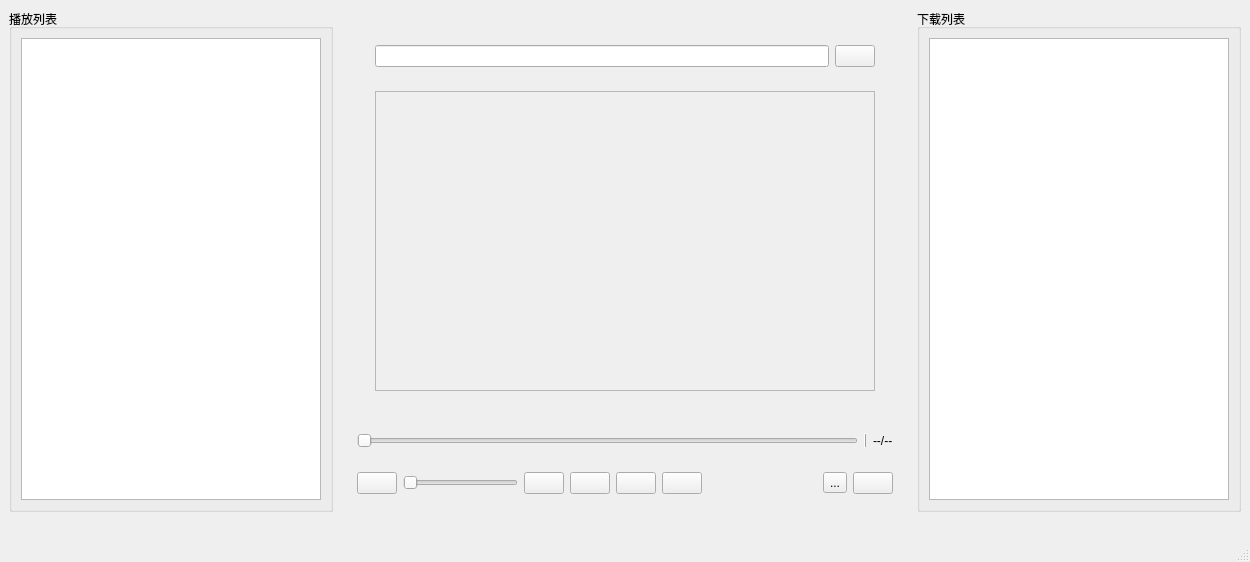
First picture: the form in desktoppet/music/ui_music_player.ui, repository kewuaa/cv_practice, before the edit.
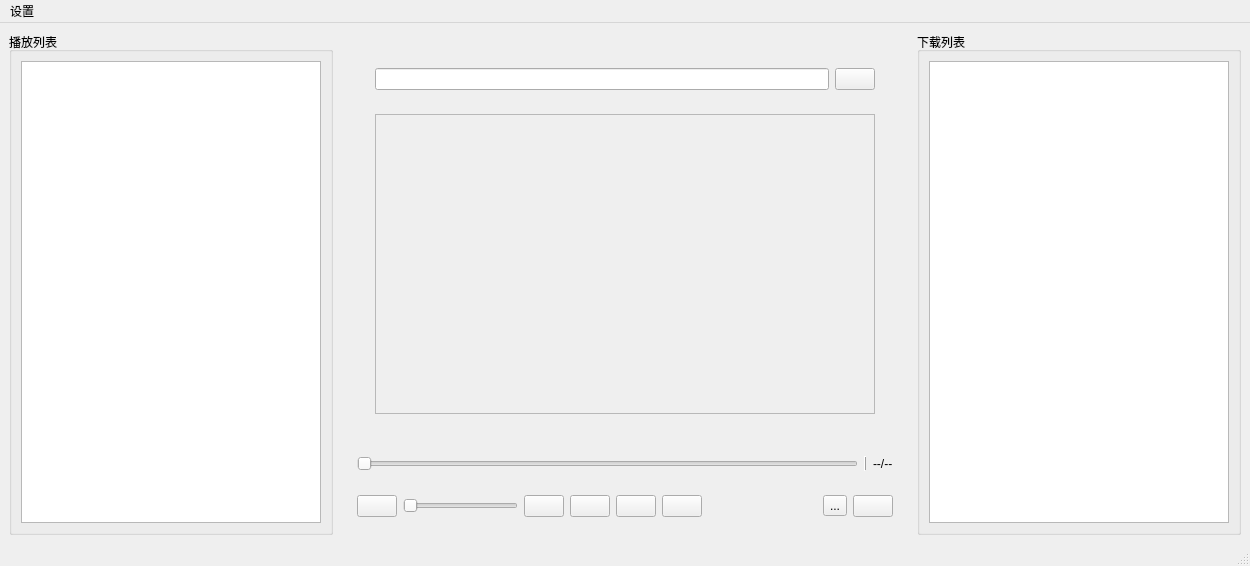
Second picture: the form after the edit.

```diff
--- a/desktoppet/music/ui_music_player.ui
+++ b/desktoppet/music/ui_music_player.ui
@@ -6,7 +6,7 @@
    <rect>
     <x>0</x>
     <y>0</y>
-    <width>992</width>
+    <width>1242</width>
     <height>562</height>
    </rect>
   </property>
@@ -238,10 +238,17 @@
     <rect>
      <x>0</x>
      <y>0</y>
-     <width>992</width>
+     <width>1242</width>
      <height>22</height>
     </rect>
    </property>
+   <widget class="QMenu" name="menu">
+    <property name="title">
+     <string>设置</string>
+    </property>
+    <addaction name="action_bat"/>
+   </widget>
+   <addaction name="menu"/>
   </widget>
   <widget class="QStatusBar" name="statusbar"/>
  </widget>
```
Left out of the diff: 5 changed lines with no effect on the pictures.
